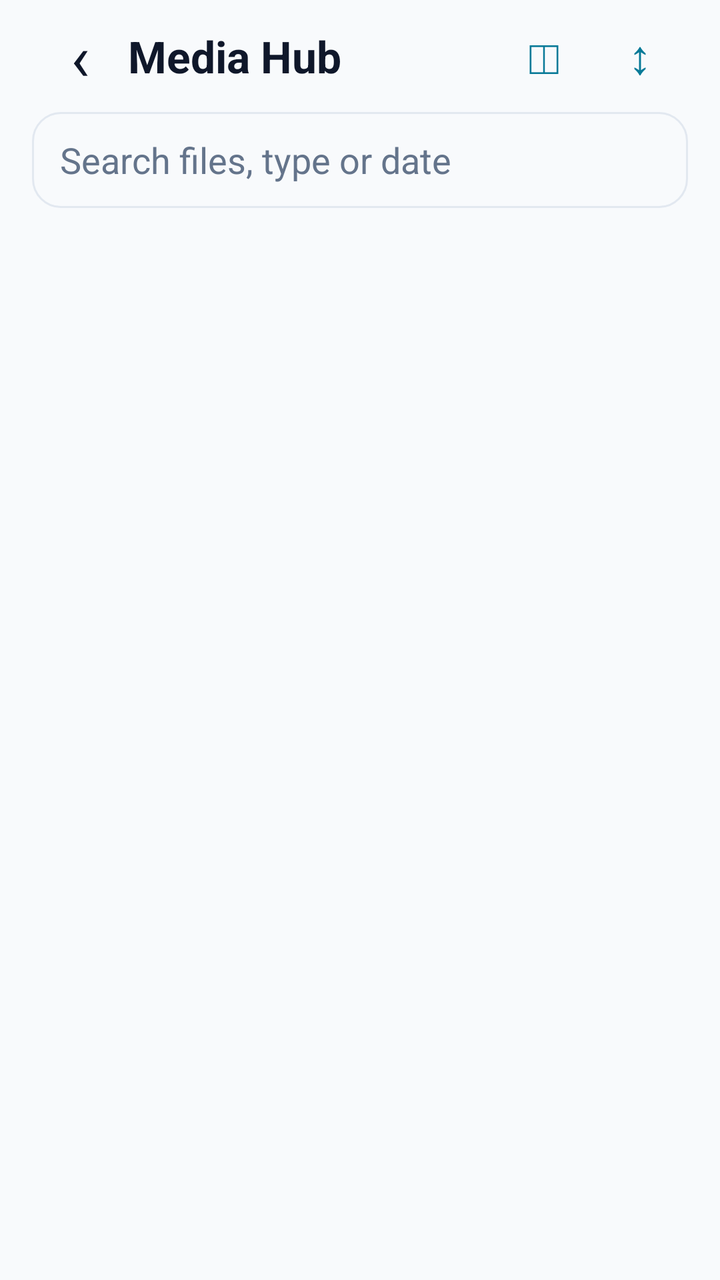
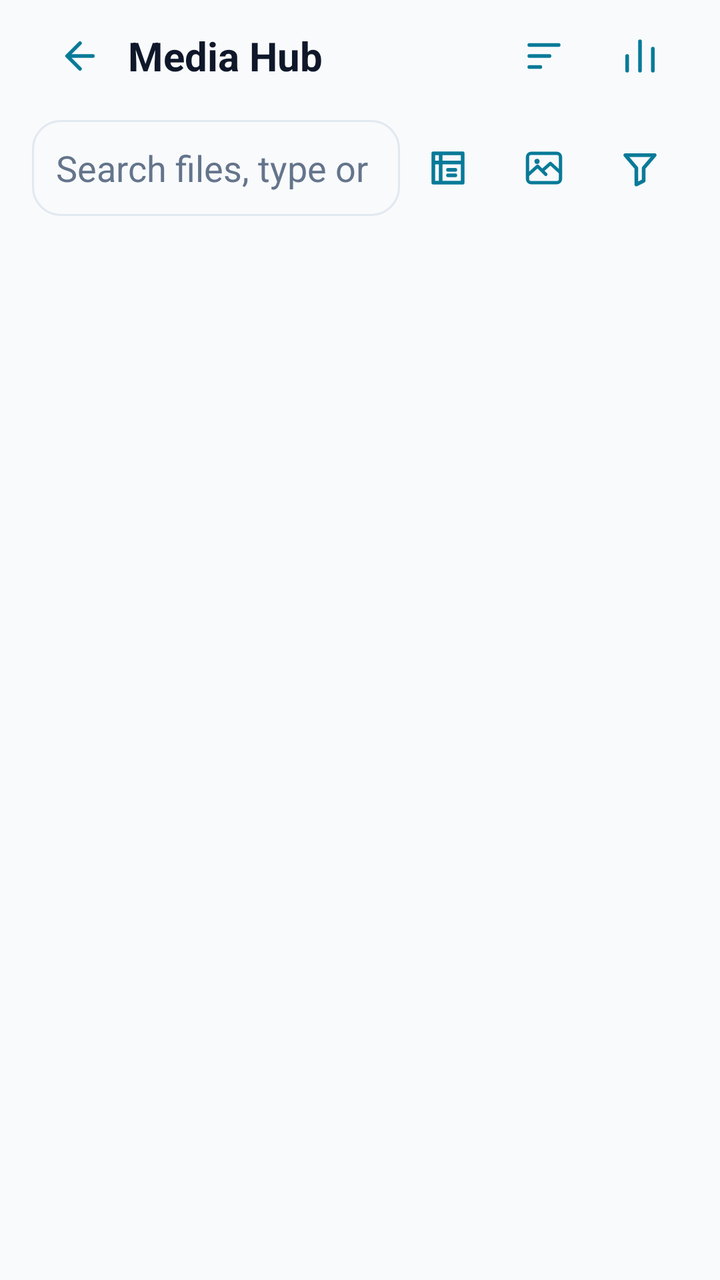

The first picture is an Android layout as it rendered before a commit; the second is the same layout after the commit. The layout source and the unified diff follow.
<!-- AndroidManifest.xml: application theme Theme.Levix -->
<!-- res/layout/activity_media_hub.xml -->
<?xml version="1.0" encoding="utf-8"?>
<LinearLayout xmlns:android="http://schemas.android.com/apk/res/android"
    android:id="@+id/mediaRoot"
    android:layout_width="match_parent"
    android:layout_height="match_parent"
    android:orientation="vertical"
    android:paddingStart="16dp"
    android:paddingEnd="16dp">

    <LinearLayout
        android:layout_width="match_parent"
        android:layout_height="56dp"
        android:baselineAligned="false"
        android:gravity="center_vertical"
        android:orientation="horizontal">
        <TextView
            android:id="@+id/mediaBack"
            android:layout_width="48dp"
            android:layout_height="48dp"
            android:contentDescription="@string/media_back"
            android:gravity="center"
            android:text="@string/media_back_glyph"
            android:textColor="@color/levix_text"
            android:textSize="32sp" />
        <TextView
            android:layout_width="0dp"
            android:layout_height="wrap_content"
            android:layout_weight="1"
            android:text="@string/media_hub_title"
            android:textColor="@color/levix_text"
            android:textSize="22sp"
            android:textStyle="bold" />
        <TextView
            android:id="@+id/mediaInsights"
            android:layout_width="48dp"
            android:layout_height="48dp"
            android:contentDescription="@string/media_insights"
            android:gravity="center"
            android:text="@string/media_insights_glyph"
            android:textColor="@color/levix_cyan"
            android:textSize="24sp" />
        <TextView
            android:id="@+id/mediaSort"
            android:layout_width="48dp"
            android:layout_height="48dp"
            android:contentDescription="@string/media_sort"
            android:gravity="center"
            android:text="@string/media_sort_glyph"
            android:textColor="@color/levix_cyan"
            android:textSize="24sp" />
    </LinearLayout>

    <EditText
        android:id="@+id/mediaSearch"
        android:layout_width="match_parent"
        android:layout_height="48dp"
        android:background="@drawable/bg_card_raised"
        android:hint="@string/media_search"
        android:importantForAutofill="no"
        android:inputType="text"
        android:maxLines="1"
        android:paddingStart="14dp"
        android:paddingEnd="14dp"
        android:textColor="@color/levix_text"
        android:textColorHint="@color/levix_text_muted" />

    <HorizontalScrollView
        android:id="@+id/mediaSourcesScroll"
        android:layout_width="match_parent"
        android:layout_height="56dp"
        android:scrollbars="none">
        <LinearLayout
            android:id="@+id/mediaSources"
            android:layout_width="wrap_content"
            android:layout_height="match_parent"
            android:gravity="center_vertical"
            android:orientation="horizontal" />
    </HorizontalScrollView>
    <HorizontalScrollView
        android:layout_width="match_parent"
        android:layout_height="56dp"
        android:scrollbars="none">
        <LinearLayout
            android:id="@+id/mediaCategories"
            android:layout_width="wrap_content"
            android:layout_height="match_parent"
            android:gravity="center_vertical"
            android:orientation="horizontal" />
    </HorizontalScrollView>
    <HorizontalScrollView
        android:layout_width="match_parent"
        android:layout_height="52dp"
        android:scrollbars="none">
        <LinearLayout
            android:id="@+id/mediaFilters"
            android:layout_width="wrap_content"
            android:layout_height="match_parent"
            android:gravity="center_vertical"
            android:orientation="horizontal" />
    </HorizontalScrollView>

    <LinearLayout
        android:id="@+id/mediaBanner"
        android:layout_width="match_parent"
        android:layout_height="wrap_content"
        android:layout_marginBottom="8dp"
        android:background="@drawable/bg_card_panel"
        android:orientation="vertical"
        android:padding="14dp"
        android:visibility="gone">
        <TextView
            android:id="@+id/mediaBannerText"
            android:layout_width="match_parent"
            android:layout_height="wrap_content"
            android:textColor="@color/levix_text"
            android:textSize="14sp" />
        <LinearLayout
            style="?android:attr/buttonBarStyle"
            android:layout_width="match_parent"
            android:layout_height="wrap_content"
            android:orientation="horizontal">
            <Button
                android:id="@+id/mediaBannerAction"
                style="?android:attr/buttonBarButtonStyle"
                android:layout_width="wrap_content"
                android:layout_height="48dp"
                android:layout_marginTop="8dp"
                android:text="@string/media_allow" />
            <Button
                android:id="@+id/mediaBannerOther"
                style="?android:attr/buttonBarButtonStyle"
                android:layout_width="wrap_content"
                android:layout_height="48dp"
                android:layout_marginStart="8dp"
                android:layout_marginTop="8dp"
                android:text="@string/media_settings"
                android:visibility="gone" />
        </LinearLayout>
    </LinearLayout>

    <TextView
        android:id="@+id/mediaCount"
        android:layout_width="match_parent"
        android:layout_height="wrap_content"
        android:paddingTop="4dp"
        android:paddingBottom="8dp"
        android:textColor="@color/levix_text_muted"
        android:textSize="13sp" />
    <androidx.recyclerview.widget.RecyclerView
        android:id="@+id/mediaList"
        android:layout_width="match_parent"
        android:layout_height="0dp"
        android:layout_weight="1"
        android:clipToPadding="false"
        android:paddingBottom="12dp" />

    <LinearLayout
        android:id="@+id/mediaSelection"
        android:layout_width="match_parent"
        android:layout_height="wrap_content"
        android:background="@drawable/bg_card_raised"
        android:baselineAligned="false"
        android:gravity="center_vertical"
        android:orientation="horizontal"
        android:padding="6dp"
        android:visibility="gone">
        <TextView
            android:id="@+id/mediaSelectionCount"
            android:layout_width="0dp"
            android:layout_height="wrap_content"
            android:layout_marginStart="10dp"
            android:layout_weight="1"
            android:textColor="@color/levix_text"
            android:textSize="14sp" />
        <Button
            android:id="@+id/mediaSave"
            style="?android:attr/buttonBarButtonStyle"
            android:layout_width="wrap_content"
            android:layout_height="48dp"
            android:text="@string/media_save" />
        <Button
            android:id="@+id/mediaShare"
            style="?android:attr/buttonBarButtonStyle"
            android:layout_width="wrap_content"
            android:layout_height="48dp"
            android:text="@string/media_share" />
        <Button
            android:id="@+id/mediaDelete"
            style="?android:attr/buttonBarButtonStyle"
            android:layout_width="wrap_content"
            android:layout_height="48dp"
            android:text="@string/media_delete" />
        <TextView
            android:id="@+id/mediaMore"
            android:layout_width="48dp"
            android:layout_height="48dp"
            android:contentDescription="@string/media_more"
            android:gravity="center"
            android:text="@string/media_more_glyph"
            android:textColor="@color/levix_text"
            android:textSize="22sp" />
    </LinearLayout>
</LinearLayout>
<!-- resources referenced by this layout -->
<resources>
  <string name="media_back_glyph">‹</string>
  <string name="media_insights_glyph">◫</string>
  <string name="media_more_glyph">⋮</string>
  <string name="media_sort_glyph">↕</string>
  <style name="Theme.Levix" parent="Theme.Material3.DayNight.NoActionBar">
          
          <item name="colorPrimary">@color/levix_blue</item>
          <item name="colorPrimaryContainer">@color/levix_panel_raised</item>
          <item name="colorOnPrimary">#FFFFFF</item>
          <item name="colorSecondary">@color/levix_cyan</item>
          <item name="colorOnSecondary">@color/levix_bg</item>
  
          
          <item name="android:windowBackground">@color/levix_bg</item>
          <item name="colorSurface">@color/levix_panel</item>
          <item name="colorSurfaceVariant">@color/levix_panel_raised</item>
          <item name="colorOnSurface">@color/levix_text</item>
          <item name="colorOnSurfaceVariant">@color/levix_text_muted</item>
  
      </style>
  <!-- unchanged entries left out for length: 21 -->
</resources>

<!-- the commit's change to res/layout/activity_media_hub.xml (unified diff, before → after) -->
@@ -10,94 +10,71 @@
     <LinearLayout
         android:layout_width="match_parent"
         android:layout_height="56dp"
-        android:baselineAligned="false"
         android:gravity="center_vertical"
         android:orientation="horizontal">
-        <TextView
+        <androidx.appcompat.widget.AppCompatImageButton
             android:id="@+id/mediaBack"
-            android:layout_width="48dp"
-            android:layout_height="48dp"
-            android:contentDescription="@string/media_back"
-            android:gravity="center"
-            android:text="@string/media_back_glyph"
-            android:textColor="@color/levix_text"
-            android:textSize="32sp" />
+            style="@style/Widget.Levix.MediaIconButton"
+            android:src="@drawable/ic_media_back"
+            android:contentDescription="@string/media_back" />
         <TextView
             android:layout_width="0dp"
             android:layout_height="wrap_content"
             android:layout_weight="1"
+            android:ellipsize="end"
+            android:maxLines="1"
             android:text="@string/media_hub_title"
             android:textColor="@color/levix_text"
-            android:textSize="22sp"
+            android:textSize="20sp"
             android:textStyle="bold" />
-        <TextView
+        <androidx.appcompat.widget.AppCompatImageButton
+            android:id="@+id/mediaSort"
+            style="@style/Widget.Levix.MediaIconButton"
+            android:src="@drawable/ic_media_sort"
+            android:contentDescription="@string/media_sort" />
+        <androidx.appcompat.widget.AppCompatImageButton
             android:id="@+id/mediaInsights"
-            android:layout_width="48dp"
-            android:layout_height="48dp"
-            android:contentDescription="@string/media_insights"
-            android:gravity="center"
-            android:text="@string/media_insights_glyph"
-            android:textColor="@color/levix_cyan"
-            android:textSize="24sp" />
-        <TextView
-            android:id="@+id/mediaSort"
-            android:layout_width="48dp"
-            android:layout_height="48dp"
-            android:contentDescription="@string/media_sort"
-            android:gravity="center"
-            android:text="@string/media_sort_glyph"
-            android:textColor="@color/levix_cyan"
-            android:textSize="24sp" />
+            style="@style/Widget.Levix.MediaIconButton"
+            android:src="@drawable/ic_media_insights"
+            android:contentDescription="@string/media_insights" />
     </LinearLayout>
 
-    <EditText
-        android:id="@+id/mediaSearch"
-        android:layout_width="match_parent"
-        android:layout_height="48dp"
-        android:background="@drawable/bg_card_raised"
-        android:hint="@string/media_search"
-        android:importantForAutofill="no"
-        android:inputType="text"
-        android:maxLines="1"
-        android:paddingStart="14dp"
-        android:paddingEnd="14dp"
-        android:textColor="@color/levix_text"
-        android:textColorHint="@color/levix_text_muted" />
-
-    <HorizontalScrollView
-        android:id="@+id/mediaSourcesScroll"
+    <LinearLayout
         android:layout_width="match_parent"
         android:layout_height="56dp"
-        android:scrollbars="none">
-        <LinearLayout
-            android:id="@+id/mediaSources"
-            android:layout_width="wrap_content"
-            android:layout_height="match_parent"
-            android:gravity="center_vertical"
-            android:orientation="horizontal" />
-    </HorizontalScrollView>
-    <HorizontalScrollView
-        android:layout_width="match_parent"
-        android:layout_height="56dp"
-        android:scrollbars="none">
-        <LinearLayout
-            android:id="@+id/mediaCategories"
-            android:layout_width="wrap_content"
-            android:layout_height="match_parent"
-            android:gravity="center_vertical"
-            android:orientation="horizontal" />
-    </HorizontalScrollView>
-    <HorizontalScrollView
-        android:layout_width="match_parent"
-        android:layout_height="52dp"
-        android:scrollbars="none">
-        <LinearLayout
-            android:id="@+id/mediaFilters"
-            android:layout_width="wrap_content"
-            android:layout_height="match_parent"
-            android:gravity="center_vertical"
-            android:orientation="horizontal" />
-    </HorizontalScrollView>
+        android:layout_marginBottom="8dp"
+        android:gravity="center_vertical"
+        android:orientation="horizontal">
+        <EditText
+            android:id="@+id/mediaSearch"
+            android:layout_width="0dp"
+            android:layout_height="48dp"
+            android:layout_weight="1"
+            android:background="@drawable/bg_card_raised"
+            android:hint="@string/media_search"
+            android:importantForAutofill="no"
+            android:inputType="text"
+            android:maxLines="1"
+            android:paddingStart="12dp"
+            android:paddingEnd="12dp"
+            android:textColor="@color/levix_text"
+            android:textColorHint="@color/levix_text_muted" />
+        <androidx.appcompat.widget.AppCompatImageButton
+            android:id="@+id/mediaSource"
+            style="@style/Widget.Levix.MediaIconButton"
+            android:src="@drawable/ic_media_source"
+            android:contentDescription="@string/media_source" />
+        <androidx.appcompat.widget.AppCompatImageButton
+            android:id="@+id/mediaKind"
+            style="@style/Widget.Levix.MediaIconButton"
+            android:src="@drawable/ic_card_media"
+            android:contentDescription="@string/media_category" />
+        <androidx.appcompat.widget.AppCompatImageButton
+            android:id="@+id/mediaFilter"
+            style="@style/Widget.Levix.MediaIconButton"
+            android:src="@drawable/ic_media_filter"
+            android:contentDescription="@string/media_filter" />
+    </LinearLayout>
 
     <LinearLayout
         android:id="@+id/mediaBanner"
@@ -172,32 +149,25 @@
             android:layout_weight="1"
             android:textColor="@color/levix_text"
             android:textSize="14sp" />
-        <Button
+        <androidx.appcompat.widget.AppCompatImageButton
             android:id="@+id/mediaSave"
-            style="?android:attr/buttonBarButtonStyle"
-            android:layout_width="wrap_content"
-            android:layout_height="48dp"
-            android:text="@string/media_save" />
-        <Button
+            style="@style/Widget.Levix.MediaIconButton"
+            android:src="@drawable/ic_save"
+            android:contentDescription="@string/media_save" />
+        <androidx.appcompat.widget.AppCompatImageButton
             android:id="@+id/mediaShare"
-            style="?android:attr/buttonBarButtonStyle"
-            android:layout_width="wrap_content"
-            android:layout_height="48dp"
-            android:text="@string/media_share" />
-        <Button
+            style="@style/Widget.Levix.MediaIconButton"
+            android:src="@drawable/ic_share"
+            android:contentDescription="@string/media_share" />
+        <androidx.appcompat.widget.AppCompatImageButton
             android:id="@+id/mediaDelete"
-            style="?android:attr/buttonBarButtonStyle"
-            android:layout_width="wrap_content"
-            android:layout_height="48dp"
-            android:text="@string/media_delete" />
-        <TextView
+            style="@style/Widget.Levix.MediaIconButton"
+            android:src="@drawable/ic_media_delete"
+            android:contentDescription="@string/media_delete" />
+        <androidx.appcompat.widget.AppCompatImageButton
             android:id="@+id/mediaMore"
-            android:layout_width="48dp"
-            android:layout_height="48dp"
-            android:contentDescription="@string/media_more"
-            android:gravity="center"
-            android:text="@string/media_more_glyph"
-            android:textColor="@color/levix_text"
-            android:textSize="22sp" />
+            style="@style/Widget.Levix.MediaIconButton"
+            android:src="@drawable/ic_media_more"
+            android:contentDescription="@string/media_more" />
     </LinearLayout>
 </LinearLayout>
<!-- resource entries referenced after the edit -->
@@ -1,10 +1,131 @@
 <!-- resources referenced by this layout -->
 <resources>
-  <string name="media_back_glyph">‹</string>
-  <string name="media_insights_glyph">◫</string>
-  <string name="media_more_glyph">⋮</string>
-  <string name="media_sort_glyph">↕</string>
-  <style name="Theme.Levix" parent="Theme.Material3.DayNight.NoActionBar">
+  <!-- drawable ic_card_media (drawable) -->
+  <vector xmlns:android="http://schemas.android.com/apk/res/android"
+      android:width="22dp"
+      android:height="22dp"
+      android:viewportWidth="24"
+      android:viewportHeight="24">
+  
+      
+      <path
+          android:strokeColor="@color/levix_cyan"
+          android:strokeWidth="1.8"
+          android:strokeLineCap="round"
+          android:strokeLineJoin="round"
+          android:pathData="M5,4H19A2,2 0 0,1 21,6V18A2,2 0 0,1 19,20H5A2,2 0 0,1 3,18V6A2,2 0 0,1 5,4Z" />
+  
+      
+      <path
+          android:fillColor="@color/levix_cyan"
+          android:pathData="M8.2,8.4m-1.4,0a1.4,1.4 0 1,0 2.8,0a1.4,1.4 0 1,0 -2.8,0" />
+  
+      
+      <path
+          android:strokeColor="@color/levix_cyan"
+          android:strokeWidth="1.8"
+          android:strokeLineCap="round"
+          android:strokeLineJoin="round"
+          android:pathData="M3,16L8.5,11L13,15.5M11,13.5L15.5,9.5L21,14.5" />
+  </vector>
+  <!-- drawable ic_media_back (drawable) -->
+  <vector xmlns:android="http://schemas.android.com/apk/res/android"
+      android:width="24dp" android:height="24dp"
+      android:viewportWidth="24" android:viewportHeight="24" android:autoMirrored="true">
+      <path android:strokeColor="@color/levix_cyan" android:strokeWidth="2"
+          android:strokeLineCap="round" android:strokeLineJoin="round"
+          android:fillColor="@android:color/transparent" android:pathData="M19,12H5M12,5L5,12L12,19" />
+  </vector>
+  <!-- drawable ic_media_delete (drawable) -->
+  <vector xmlns:android="http://schemas.android.com/apk/res/android"
+      android:width="24dp" android:height="24dp"
+      android:viewportWidth="24" android:viewportHeight="24">
+      <path android:strokeColor="@color/levix_cyan" android:strokeWidth="2"
+          android:strokeLineCap="round" android:strokeLineJoin="round"
+          android:fillColor="@android:color/transparent" android:pathData="M3,6H21M9,6V3H15V6M6,6L7,21H17L18,6M10,10V17M14,10V17" />
+  </vector>
+  <!-- drawable ic_media_filter (drawable) -->
+  <vector xmlns:android="http://schemas.android.com/apk/res/android"
+      android:width="24dp" android:height="24dp"
+      android:viewportWidth="24" android:viewportHeight="24">
+      <path android:strokeColor="@color/levix_cyan" android:strokeWidth="2"
+          android:strokeLineCap="round" android:strokeLineJoin="round"
+          android:fillColor="@android:color/transparent" android:pathData="M4,5H20L14,12V19L10,21V12Z" />
+  </vector>
+  <!-- drawable ic_media_insights (drawable) -->
+  <vector xmlns:android="http://schemas.android.com/apk/res/android"
+      android:width="24dp" android:height="24dp"
+      android:viewportWidth="24" android:viewportHeight="24">
+      <path android:strokeColor="@color/levix_cyan" android:strokeWidth="2"
+          android:strokeLineCap="round" android:strokeLineJoin="round"
+          android:fillColor="@android:color/transparent" android:pathData="M5,20V12M12,20V4M19,20V8" />
+  </vector>
+  <!-- drawable ic_media_more (drawable) -->
+  <vector xmlns:android="http://schemas.android.com/apk/res/android"
+      android:width="24dp" android:height="24dp"
+      android:viewportWidth="24" android:viewportHeight="24">
+      <path android:strokeColor="@color/levix_cyan" android:strokeWidth="2"
+          android:strokeLineCap="round" android:strokeLineJoin="round"
+          android:fillColor="@android:color/transparent" android:pathData="M12,4V5M12,11V13M12,19V20" />
+  </vector>
+  <!-- drawable ic_media_sort (drawable) -->
+  <vector xmlns:android="http://schemas.android.com/apk/res/android"
+      android:width="24dp" android:height="24dp"
+      android:viewportWidth="24" android:viewportHeight="24">
+      <path android:strokeColor="@color/levix_cyan" android:strokeWidth="2"
+          android:strokeLineCap="round" android:strokeLineJoin="round"
+          android:fillColor="@android:color/transparent" android:pathData="M4,6H20M4,12H15M4,18H10" />
+  </vector>
+  <!-- drawable ic_media_source (drawable) -->
+  <vector xmlns:android="http://schemas.android.com/apk/res/android"
+      android:width="24dp" android:height="24dp"
+      android:viewportWidth="24" android:viewportHeight="24">
+      <path android:strokeColor="@color/levix_cyan" android:strokeWidth="2"
+          android:strokeLineCap="round" android:strokeLineJoin="round"
+          android:fillColor="@android:color/transparent" android:pathData="M4,4H20V20H4ZM8,4V20M4,9H20M12,13H16M12,16H16" />
+  </vector>
+  <!-- drawable ic_save (drawable) -->
+  <vector xmlns:android="http://schemas.android.com/apk/res/android"
+      android:width="20dp"
+      android:height="20dp"
+      android:viewportWidth="24"
+      android:viewportHeight="24">
+      <path
+          android:strokeColor="@color/levix_cyan"
+          android:strokeWidth="2"
+          android:strokeLineCap="round"
+          android:strokeLineJoin="round"
+          android:pathData="M12,3V15M7.5,10.5L12,15L16.5,10.5M4,19H20" />
+  </vector>
+  <!-- drawable ic_share (drawable) -->
+  <vector xmlns:android="http://schemas.android.com/apk/res/android"
+      android:width="18dp"
+      android:height="18dp"
+      android:viewportWidth="24"
+      android:viewportHeight="24">
+      <path
+          android:strokeColor="@color/levix_blue_bright"
+          android:strokeWidth="2"
+          android:strokeLineCap="round"
+          android:strokeLineJoin="round"
+          android:pathData="M4,12V20A2,2 0 0,0 6,22H18A2,2 0 0,0 20,20V12M16,6L12,2L8,6M12,2V15" />
+  </vector>
+  <string name="media_category">Media type</string>
+  <string name="media_filter">Filter</string>
+  <string name="media_source">Media source</string>
+  <style name="Widget.Levix.MediaIconButton" parent="Widget.AppCompat.ImageButton">
+          <item name="android:layout_width">48dp</item>
+          <item name="android:layout_height">48dp</item>
+          <item name="android:padding">13dp</item>
+          <item name="android:background">?attr/selectableItemBackgroundBorderless</item>
+          <item name="android:tint">@color/btn_panel_color</item>
+          <item name="android:scaleType">fitCenter</item>
+      </style>
+  <style name="Theme.Levix" parent="Theme.Levix.Base" />
+  <color name="levix_blue_bright">#1757c2</color>
+  <style name="Theme.Levix.Base" parent="Theme.Material3.DayNight.NoActionBar">
+          <item name="fontFamily">sans-serif</item>
+          <item name="android:fontFamily">sans-serif</item>
           
           <item name="colorPrimary">@color/levix_blue</item>
           <item name="colorPrimaryContainer">@color/levix_panel_raised</item>
